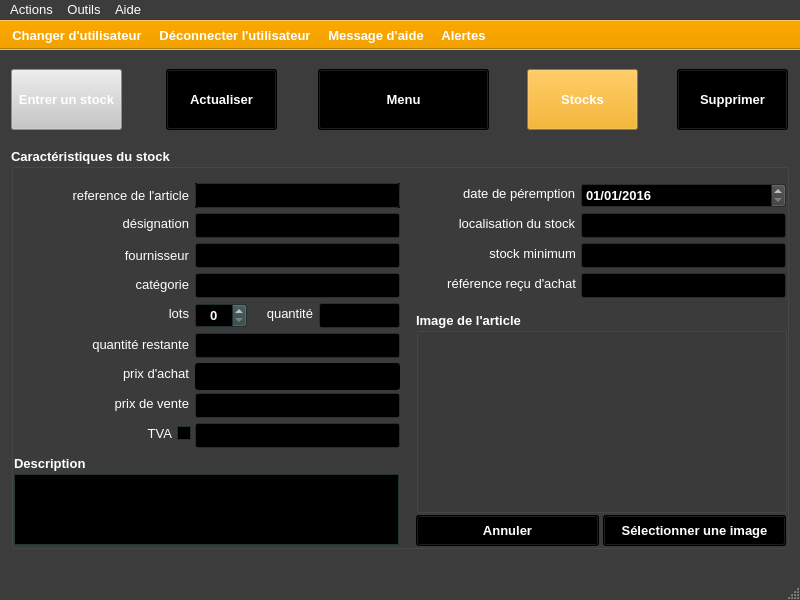
Above: ui/yeroth-erp-modifier-window.ui from xnoumbissinoundou/yeroth-erp-3.0 before the change. Below: the same form after it.
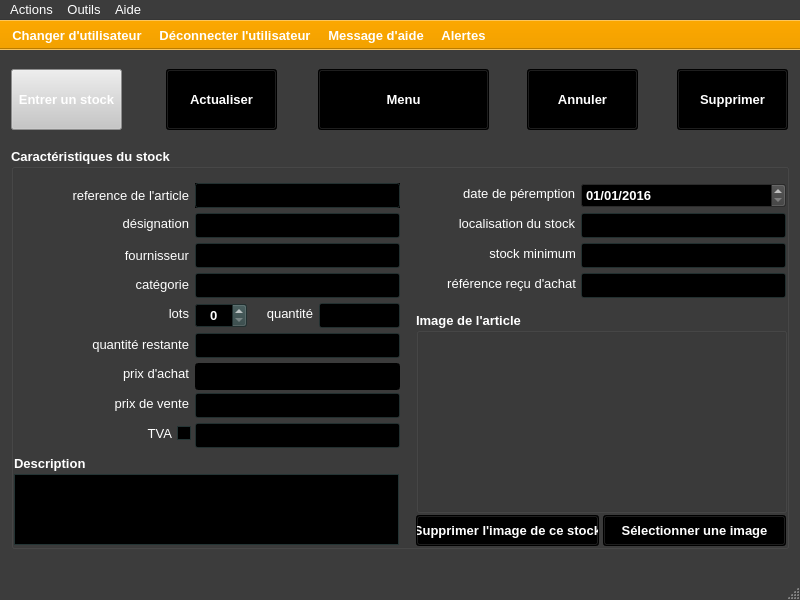
That is the form after the change. Icons and pictures are not drawn. Custom widgets are drawn as their Qt base class.

Commit message: On branch master 	modified:   src/windows/yeroth-erp-modifier-window.cpp 	modified:   src/windows/yeroth-erp-modifier-window.hpp 	modified:   ui/yeroth-erp-modifier-window.ui

Diff of the .ui file:
```diff
--- a/ui/yeroth-erp-modifier-window.ui
+++ b/ui/yeroth-erp-modifier-window.ui
@@ -1307,7 +1307,7 @@
      <string>Actualiser</string>
     </property>
    </widget>
-   <widget class="YerothPushButton" name="pushButton_stocks">
+   <widget class="YerothPushButton" name="pushButton_annuler">
     <property name="geometry">
      <rect>
       <x>527</x>
@@ -1331,8 +1331,8 @@
        <colorrole role="Button">
         <brush brushstyle="SolidPattern">
          <color alpha="255">
-          <red>243</red>
-          <green>162</green>
+          <red>0</red>
+          <green>0</green>
           <blue>0</blue>
          </color>
         </brush>
@@ -1340,26 +1340,26 @@
        <colorrole role="Light">
         <brush brushstyle="SolidPattern">
          <color alpha="255">
-          <red>255</red>
-          <green>207</green>
-          <blue>109</blue>
+          <red>0</red>
+          <green>0</green>
+          <blue>0</blue>
          </color>
         </brush>
        </colorrole>
        <colorrole role="Midlight">
         <brush brushstyle="SolidPattern">
          <color alpha="255">
-          <red>249</red>
-          <green>184</green>
-          <blue>54</blue>
+          <red>0</red>
+          <green>0</green>
+          <blue>0</blue>
          </color>
         </brush>
        </colorrole>
        <colorrole role="Dark">
         <brush brushstyle="SolidPattern">
          <color alpha="255">
-          <red>121</red>
-          <green>81</green>
+          <red>0</red>
+          <green>0</green>
           <blue>0</blue>
          </color>
         </brush>
@@ -1367,8 +1367,8 @@
        <colorrole role="Mid">
         <brush brushstyle="SolidPattern">
          <color alpha="255">
-          <red>162</red>
-          <green>108</green>
+          <red>0</red>
+          <green>0</green>
           <blue>0</blue>
          </color>
         </brush>
@@ -1403,17 +1403,17 @@
        <colorrole role="Base">
         <brush brushstyle="SolidPattern">
          <color alpha="255">
-          <red>255</red>
-          <green>255</green>
-          <blue>255</blue>
+          <red>0</red>
+          <green>0</green>
+          <blue>0</blue>
          </color>
         </brush>
        </colorrole>
        <colorrole role="Window">
         <brush brushstyle="SolidPattern">
          <color alpha="255">
-          <red>243</red>
-          <green>162</green>
+          <red>0</red>
+          <green>0</green>
           <blue>0</blue>
          </color>
         </brush>
@@ -1430,9 +1430,9 @@
        <colorrole role="AlternateBase">
         <brush brushstyle="SolidPattern">
          <color alpha="255">
-          <red>249</red>
-          <green>208</green>
-          <blue>127</blue>
+          <red>0</red>
+          <green>0</green>
+          <blue>0</blue>
          </color>
         </brush>
        </colorrole>
@@ -1468,8 +1468,8 @@
        <colorrole role="Button">
         <brush brushstyle="SolidPattern">
          <color alpha="255">
-          <red>243</red>
-          <green>162</green>
+          <red>0</red>
+          <green>0</green>
           <blue>0</blue>
          </color>
         </brush>
@@ -1477,26 +1477,26 @@
        <colorrole role="Light">
         <brush brushstyle="SolidPattern">
          <color alpha="255">
-          <red>255</red>
-          <green>207</green>
-          <blue>109</blue>
+          <red>0</red>
+          <green>0</green>
+          <blue>0</blue>
          </color>
         </brush>
        </colorrole>
        <colorrole role="Midlight">
         <brush brushstyle="SolidPattern">
          <color alpha="255">
-          <red>249</red>
-          <green>184</green>
-          <blue>54</blue>
+          <red>0</red>
+          <green>0</green>
+          <blue>0</blue>
          </color>
         </brush>
        </colorrole>
        <colorrole role="Dark">
         <brush brushstyle="SolidPattern">
          <color alpha="255">
-          <red>121</red>
-          <green>81</green>
+          <red>0</red>
+          <green>0</green>
           <blue>0</blue>
          </color>
         </brush>
@@ -1504,8 +1504,8 @@
        <colorrole role="Mid">
         <brush brushstyle="SolidPattern">
          <color alpha="255">
-          <red>162</red>
-          <green>108</green>
+          <red>0</red>
+          <green>0</green>
           <blue>0</blue>
          </color>
         </brush>
@@ -1540,17 +1540,17 @@
        <colorrole role="Base">
         <brush brushstyle="SolidPattern">
          <color alpha="255">
-          <red>255</red>
-          <green>255</green>
-          <blue>255</blue>
+          <red>0</red>
+          <green>0</green>
+          <blue>0</blue>
          </color>
         </brush>
        </colorrole>
        <colorrole role="Window">
         <brush brushstyle="SolidPattern">
          <color alpha="255">
-          <red>243</red>
-          <green>162</green>
+          <red>0</red>
+          <green>0</green>
           <blue>0</blue>
          </color>
         </brush>
@@ -1567,9 +1567,9 @@
        <colorrole role="AlternateBase">
         <brush brushstyle="SolidPattern">
          <color alpha="255">
-          <red>249</red>
-          <green>208</green>
-          <blue>127</blue>
+          <red>0</red>
+          <green>0</green>
+          <blue>0</blue>
          </color>
         </brush>
        </colorrole>
@@ -1596,8 +1596,8 @@
        <colorrole role="WindowText">
         <brush brushstyle="SolidPattern">
          <color alpha="255">
-          <red>121</red>
-          <green>81</green>
+          <red>0</red>
+          <green>0</green>
           <blue>0</blue>
          </color>
         </brush>
@@ -1605,8 +1605,8 @@
        <colorrole role="Button">
         <brush brushstyle="SolidPattern">
          <color alpha="255">
-          <red>243</red>
-          <green>162</green>
+          <red>0</red>
+          <green>0</green>
           <blue>0</blue>
          </color>
         </brush>
@@ -1614,26 +1614,26 @@
        <colorrole role="Light">
         <brush brushstyle="SolidPattern">
          <color alpha="255">
-          <red>255</red>
-          <green>207</green>
-          <blue>109</blue>
+          <red>0</red>
+          <green>0</green>
+          <blue>0</blue>
          </color>
         </brush>
        </colorrole>
        <colorrole role="Midlight">
         <brush brushstyle="SolidPattern">
          <color alpha="255">
-          <red>249</red>
-          <green>184</green>
-          <blue>54</blue>
+          <red>0</red>
+          <green>0</green>
+          <blue>0</blue>
          </color>
         </brush>
        </colorrole>
        <colorrole role="Dark">
         <brush brushstyle="SolidPattern">
          <color alpha="255">
-          <red>121</red>
-          <green>81</green>
+          <red>0</red>
+          <green>0</green>
           <blue>0</blue>
          </color>
         </brush>
@@ -1641,8 +1641,8 @@
        <colorrole role="Mid">
         <brush brushstyle="SolidPattern">
          <color alpha="255">
-          <red>162</red>
-          <green>108</green>
+          <red>0</red>
+          <green>0</green>
           <blue>0</blue>
          </color>
         </brush>
@@ -1650,8 +1650,8 @@
        <colorrole role="Text">
         <brush brushstyle="SolidPattern">
          <color alpha="255">
-          <red>121</red>
-          <green>81</green>
+          <red>0</red>
+          <green>0</green>
           <blue>0</blue>
          </color>
         </brush>
@@ -1668,8 +1668,8 @@
        <colorrole role="ButtonText">
         <brush brushstyle="SolidPattern">
          <color alpha="255">
-          <red>121</red>
-          <green>81</green>
+          <red>0</red>
+          <green>0</green>
           <blue>0</blue>
          </color>
         </brush>
@@ -1677,8 +1677,8 @@
        <colorrole role="Base">
         <brush brushstyle="SolidPattern">
          <color alpha="255">
-          <red>243</red>
-          <green>162</green>
+          <red>0</red>
+          <green>0</green>
           <blue>0</blue>
          </color>
         </brush>
@@ -1686,8 +1686,8 @@
        <colorrole role="Window">
         <brush brushstyle="SolidPattern">
          <color alpha="255">
-          <red>243</red>
-          <green>162</green>
+          <red>0</red>
+          <green>0</green>
           <blue>0</blue>
          </color>
         </brush>
@@ -1704,8 +1704,8 @@
        <colorrole role="AlternateBase">
         <brush brushstyle="SolidPattern">
          <color alpha="255">
-          <red>243</red>
-          <green>162</green>
+          <red>0</red>
+          <green>0</green>
           <blue>0</blue>
          </color>
         </brush>
@@ -1739,7 +1739,7 @@
      </font>
     </property>
     <property name="text">
-     <string>Stocks</string>
+     <string>Annuler</string>
     </property>
    </widget>
    <widget class="YerothPushButton" name="pushButton_supprimer">
@@ -5050,7 +5050,7 @@
       </property>
      </widget>
     </widget>
-    <widget class="YerothPushButton" name="pushButton_annuler">
+    <widget class="YerothPushButton" name="pushButton_supprimer_limage_du_stock">
      <property name="geometry">
       <rect>
        <x>405</x>
@@ -5482,7 +5482,7 @@
       </font>
      </property>
      <property name="text">
-      <string>Annuler</string>
+      <string>Supprimer l'image de ce stock</string>
      </property>
     </widget>
     <widget class="YerothPushButton" name="pushButton_selectionner_image">
```
Left out of the diff: 107 changed lines with no effect on the pictures. The commit also changes 2 other files.
